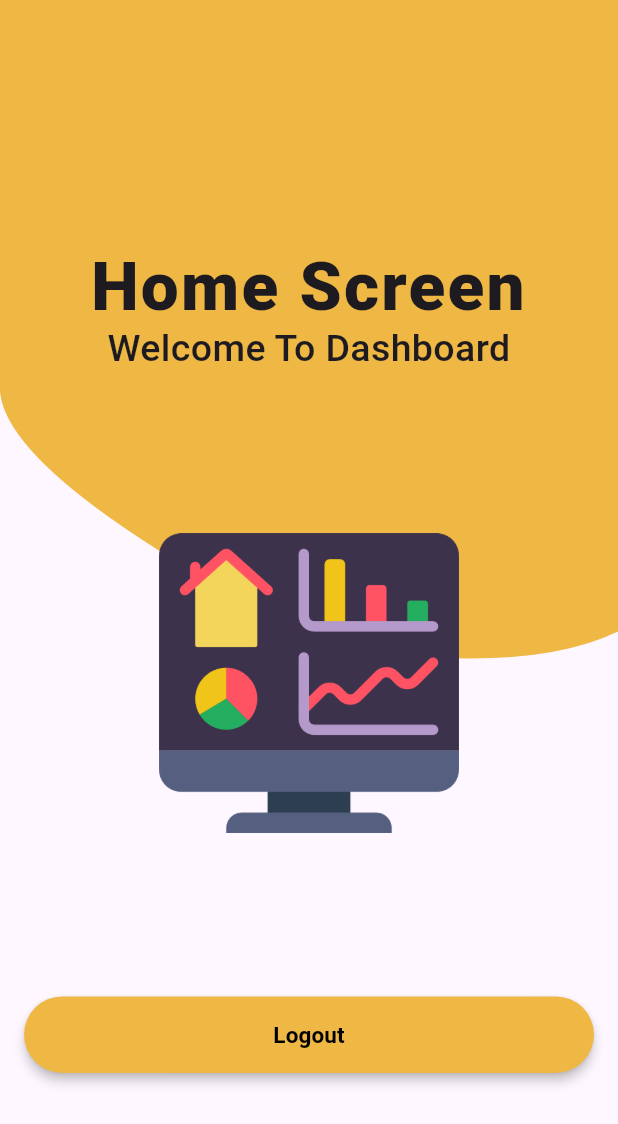
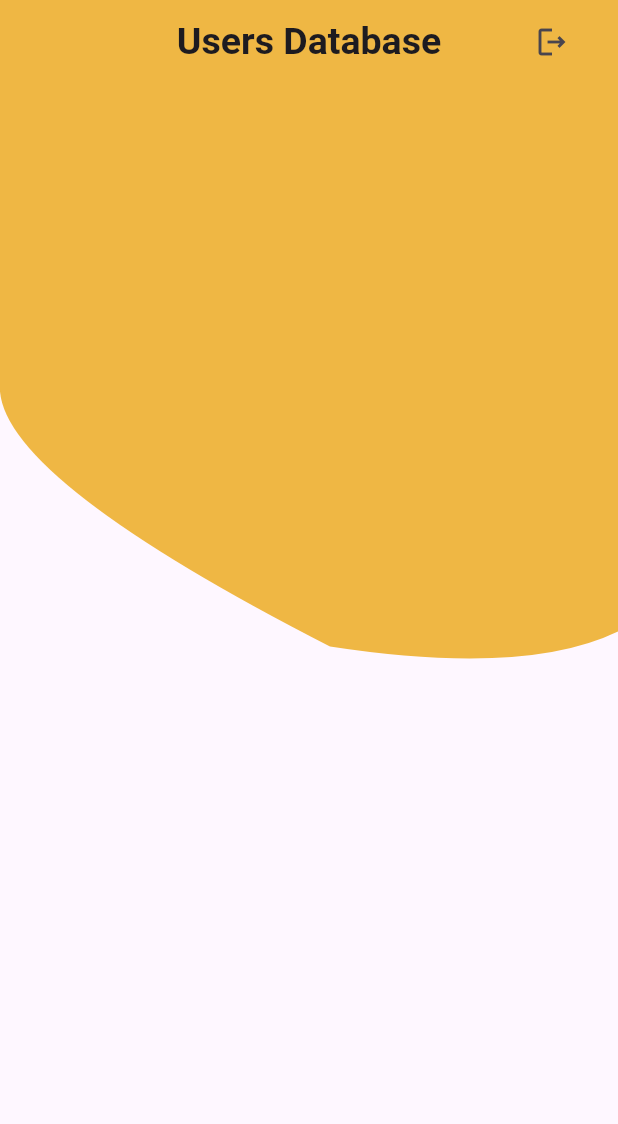
Before and after one commit to Ratndeep1999/signin-and-signup-screen, a Flutter app: the HomeScreen screen opened directly, on a phone screen of 412 x 824 dp. Shown: the top 1124 px of the screen. Run offline on Flutter 3.47's test engine with Material 3 defaults, Android fonts, the phone set to English and light mode, and no system bars; our stand-ins replace intl_phone_field, shared_preferences; accounts and stored records are empty.

Commit message:
Remove old widgets and design of homepage to convert into Users Database page

```diff
--- a/lib/home_screen.dart
+++ b/lib/home_screen.dart
@@ -1,9 +1,7 @@
 import 'dart:async';
 import 'package:flutter/material.dart';
 import 'package:signin_and_signup_screens/signin_screen.dart';
-import 'Custom Widgets/custom_button.dart';
 import 'Custom Widgets/custom_clipping_design.dart';
-import 'Custom Widgets/custom_heading.dart';
 import 'Custom Widgets/custom_text_field_label.dart';
 import 'Shared Preferences/shared_preferences_service.dart';
 
@@ -19,7 +17,24 @@ class HomeScreen extends StatelessWidget {
   @override
   Widget build(BuildContext context) {
     return Scaffold(
-      appBar: AppBar(backgroundColor: Color(0xFFefb744)),
+      appBar: AppBar(
+        backgroundColor: Color(0xFFefb744),
+        title: Text(
+          "Users Database",
+          style: TextStyle(fontSize: 25.0, fontWeight: FontWeight.bold),
+        ),
+        centerTitle: true,
+        actions: [
+          IconButton(
+            onPressed: () {
+              _showSnackBar(label: 'Logout', context: context);
+              _logout(context);
+            },
+            icon: Icon(Icons.logout_outlined, semanticLabel: "Logout"),
+          ),
+        ],
+        actionsPadding: EdgeInsets.only(right: 20.0),
+      ),
       body: SafeArea(
         child: Stack(
           children: [
@@ -30,30 +45,7 @@ class HomeScreen extends StatelessWidget {
               padding: const EdgeInsets.symmetric(horizontal: 16.0),
               child: Column(
                 mainAxisAlignment: MainAxisAlignment.spaceEvenly,
-                children: [
-                  /// Heading Text
-                  CustomHeading(
-                    bigText: "Home Screen\n",
-                    smallText: "Welcome To Dashboard",
-                  ),
-
-                  /// Dashboard Icon
-                  Image.asset(
-                    "assets/icons/home.png",
-                    width: 200,
-                    height: 200,
-                    fit: BoxFit.cover,
-                  ),
-
-                  /// Logout Button
-                  CustomButton(
-                    label: 'Logout',
-                    loginClick: () {
-                      _showSnackBar(label: 'Logout', context: context);
-                      _logout(context);
-                    },
-                  ),
-                ],
+                children: [],
               ),
             ),
           ],
```
